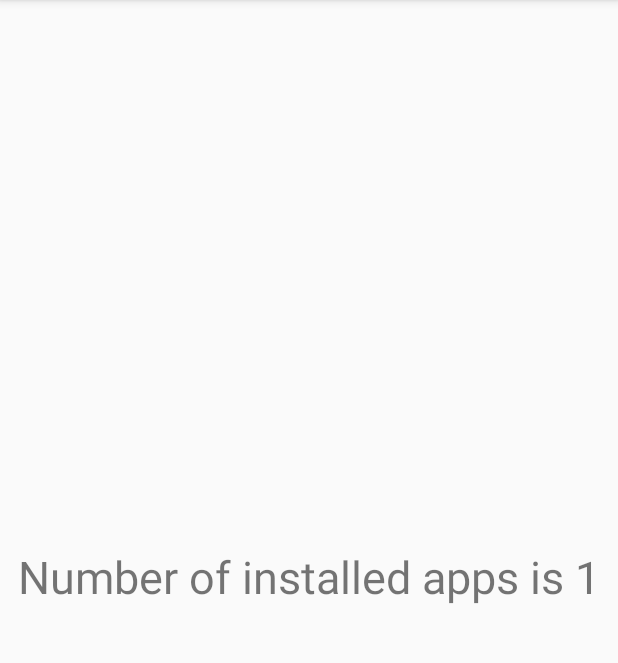
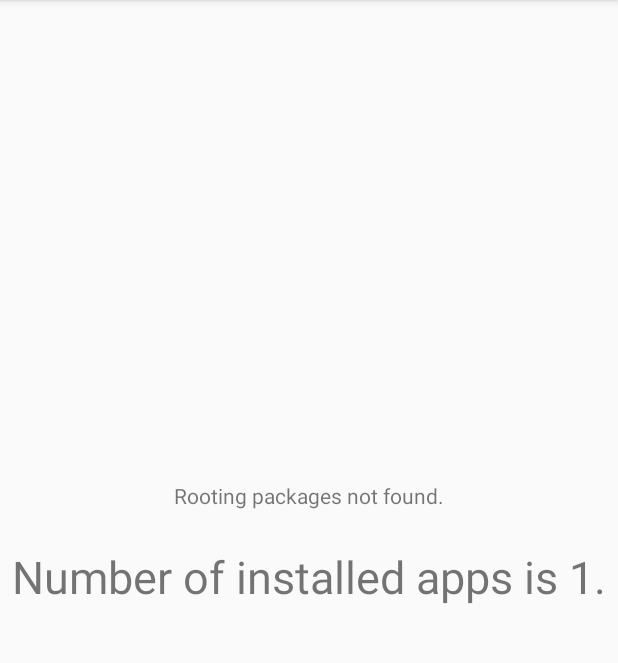
Before and after one commit to olemeli/mobile-security, an Android app: the screen it shows after launch (MainActivity), on a phone screen of 412 x 824 dp, the part 84-747 px from its top. Run offline under Robolectric (Android 15) with nearby library versions, the light colour scheme and no system bars.

Commit message:
Add searching for rooting packages|

```diff
--- a/01/NumberOfApps/app/src/main/java/com/emelianova/numberofapps/MainActivity.kt
+++ b/01/NumberOfApps/app/src/main/java/com/emelianova/numberofapps/MainActivity.kt
@@ -13,8 +13,28 @@ class MainActivity : AppCompatActivity() {
         countApps()
     }
 
+    private val rootingInstruments = listOf("com.thirdparty.superuser",
+        "eu.chainfire.supersu",
+        "com.noshufou.android.su",
+        "com.koushikdutta.superuser",
+        "com.zachspong.temprootremovejb",
+        "com.ramdroid.appquarantine",
+        "com.topjohnwu.magisk")
+
     private fun countApps() {
-        val nApps = packageManager.getInstalledApplications(0).size
+        val packageList = packageManager.getInstalledApplications(0)
+
+        val nApps = packageList.size
         tvApps.text = getString(R.string.apps_message).format(nApps)
+
+        var message = getString(R.string.not_found)
+        for (pkg in packageList) {
+            val pkgName = pkg.packageName
+            if (rootingInstruments.contains(pkgName)) {
+                message = getString(R.string.found)
+                break
+            }
+        }
+        rootInfo.text = message
     }
 }
--- a/01/NumberOfApps/app/src/main/res/layout/activity_main.xml
+++ b/01/NumberOfApps/app/src/main/res/layout/activity_main.xml
@@ -17,4 +17,14 @@
         app:layout_constraintRight_toRightOf="parent"
         app:layout_constraintTop_toTopOf="parent" />
 
+    <TextView
+        android:id="@+id/rootInfo"
+        android:layout_width="wrap_content"
+        android:layout_height="wrap_content"
+        android:layout_marginBottom="24dp"
+        android:text="@string/not_found"
+        app:layout_constraintBottom_toTopOf="@+id/tvApps"
+        app:layout_constraintEnd_toEndOf="parent"
+        app:layout_constraintStart_toStartOf="parent" />
+
 </androidx.constraintlayout.widget.ConstraintLayout>
--- a/01/NumberOfApps/app/src/main/res/values/strings.xml
+++ b/01/NumberOfApps/app/src/main/res/values/strings.xml
@@ -1,4 +1,6 @@
 <resources>
     <string name="app_name">NumberOfApps</string>
-    <string name="apps_message">Number of installed apps is %d</string>
+    <string name="apps_message">Number of installed apps is %d.</string>
+    <string name="found">Found rooting packages!</string>
+    <string name="not_found">Rooting packages not found.</string>
 </resources>
```
